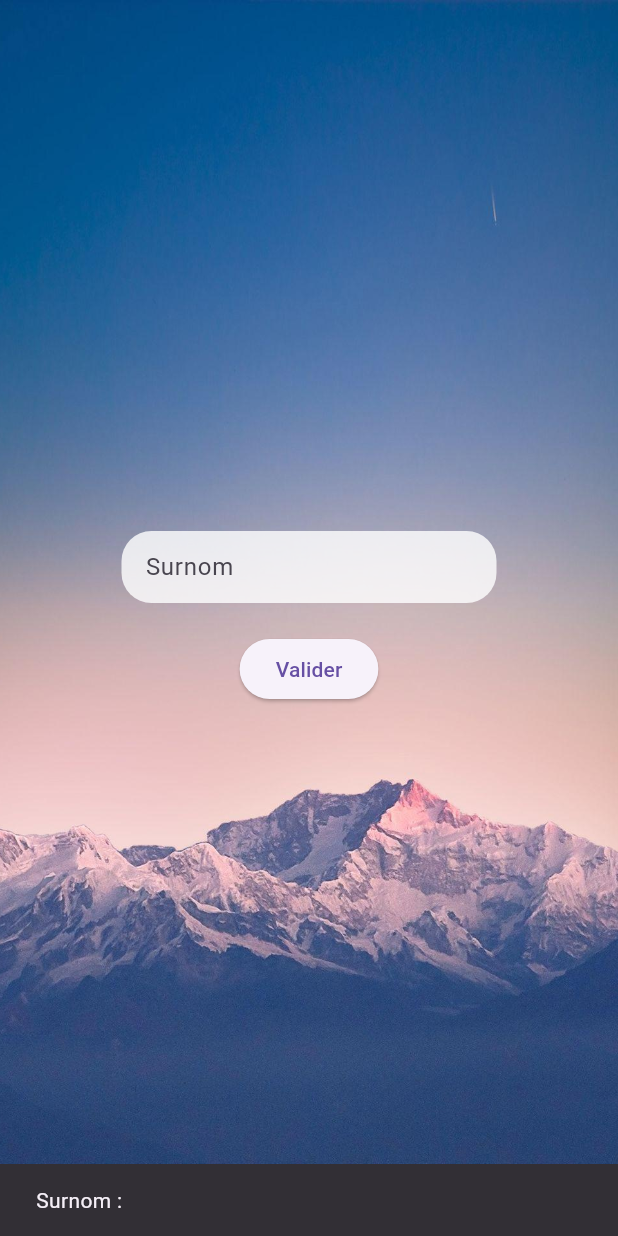
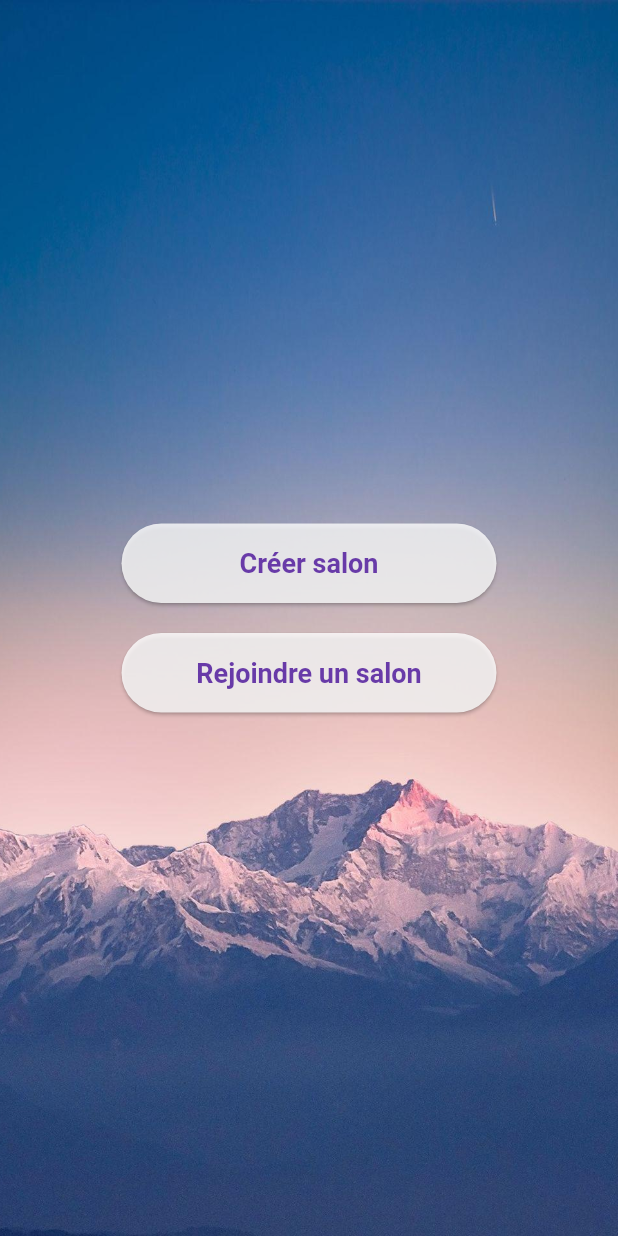
Before and after one commit to cp-22dfs/StormClicker, a Flutter app: the screen it shows after launch, after a tap on "Valider", on a phone screen of 412 x 824 dp. Run offline on Flutter 3.47's test engine with Material 3 defaults, Android fonts, the light colour scheme and no system bars.

Commit message:
Second screen created but not finished

```diff
--- a/lib/screens/first_screen.dart
+++ b/lib/screens/first_screen.dart
@@ -1,3 +1,4 @@
+import 'package:clickstorm_ui/screens/second_screen.dart';
 import 'package:flutter/material.dart';
 
 class FirstScreen extends StatefulWidget {
@@ -44,9 +45,7 @@ class _FirstScreenState extends State<FirstScreen> {
               const SizedBox(height: 20),
               ElevatedButton(
                 onPressed: () {
-                  ScaffoldMessenger.of(context).showSnackBar(
-                    SnackBar(content: Text('Surnom : ${_controller.text}')),
-                  );
+                  Navigator.push(context, MaterialPageRoute(builder: (context) => SecondScreen()));
                 },
                 child: const Text('Valider'),
               ),
--- /dev/null
+++ b/lib/screens/second_screen.dart
@@ -0,0 +1,54 @@
+import 'package:flutter/material.dart';
+
+class SecondScreen extends StatelessWidget {
+  const SecondScreen({super.key});
+
+  @override
+  Widget build(BuildContext context) {
+    return Scaffold(
+      body: Container(
+        width: double.infinity,
+        height: double.infinity,
+        decoration: const BoxDecoration(
+          image: DecorationImage(
+            image: AssetImage('lib/assets/background.jpg'),
+            fit: BoxFit.cover,
+          ),
+        ),
+        child: Center(
+          child: Column(
+            mainAxisSize: MainAxisSize.min,
+            children: [
+              _buildRoundedButton(context, 'Créer salon', () {
+                // Action bouton Créer salon
+              }),
+              const SizedBox(height: 20),
+              _buildRoundedButton(context, 'Rejoindre un salon', () {
+                // Action bouton Rejoindre un salon
+              }),
+            ],
+          ),
+        ),
+      ),
+    );
+  }
+
+  Widget _buildRoundedButton(BuildContext context, String text, VoidCallback onPressed) {
+    return SizedBox(
+      width: 250,
+      child: ElevatedButton(
+        onPressed: onPressed,
+        style: ElevatedButton.styleFrom(
+          padding: const EdgeInsets.symmetric(vertical: 16),
+          backgroundColor: Colors.white.withOpacity(0.8),
+          foregroundColor: const Color.fromARGB(255, 104, 58, 168),
+          shape: RoundedRectangleBorder(
+            borderRadius: BorderRadius.circular(30),
+          ),
+          textStyle: const TextStyle(fontSize: 18, fontWeight: FontWeight.w600),
+        ),
+        child: Text(text, textAlign: TextAlign.center),
+      ),
+    );
+  }
+}
```
